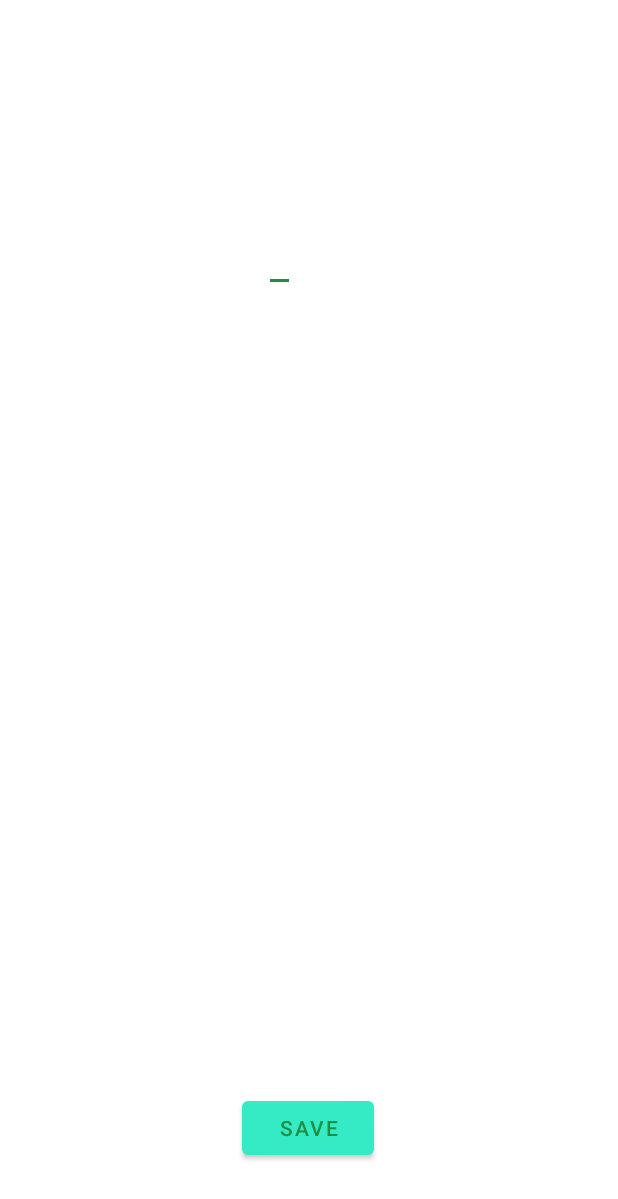
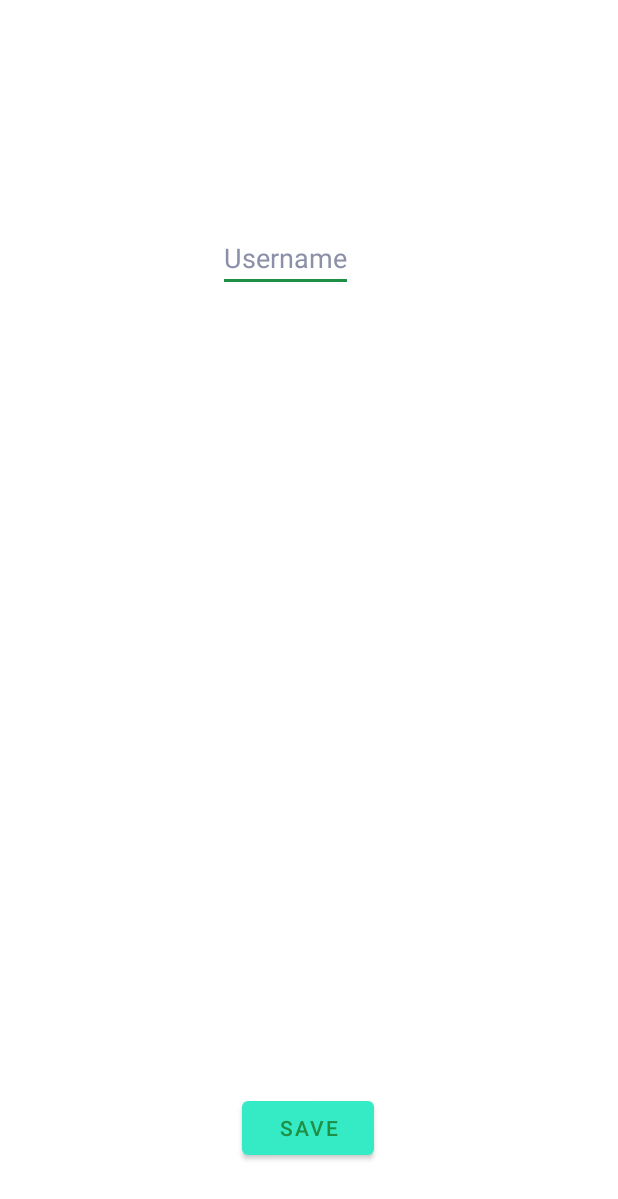
Before and after one commit to hothf/tcalc, an Android app: the layout dialog_user_addedit.xml on its own in the app's theme, with its tools: preview values and no code run, on a phone screen of 412 x 824 dp. Shown: the top 1199 px of the screen. Run offline under Robolectric (Android 15) with nearby library versions, the phone set to English and light mode, and no system bars.

Commit message:
Improve user add edit

```diff
--- a/app/src/main/java/de/ka/jamit/tcalc/ui/home/addedit/HomeAddEditDialogViewModel.kt
+++ b/app/src/main/java/de/ka/jamit/tcalc/ui/home/addedit/HomeAddEditDialogViewModel.kt
@@ -72,7 +72,6 @@ class HomeAddEditDialogViewModel : BaseViewModel() {
         val isValid = keyValidator.isValid(keyText.value) and valueValidator.isValid(valueText.value)
         if (!isValid) return
 
-
         val value = valueText.value?.toFloat() ?: 0.0f
         val key = keyText.value ?: ""
         val timeSpan = timeSpanPosition.value?.let { v ->
--- a/app/src/main/res/layout/dialog_user_addedit.xml
+++ b/app/src/main/res/layout/dialog_user_addedit.xml
@@ -22,7 +22,12 @@
             android:layout_marginStart="8dp"
             android:layout_marginEnd="8dp"
             android:layout_marginBottom="384dp"
+            android:maxLines="1"
+            android:singleLine="true"
+            android:hint="@string/user_hint"
             android:text="@={viewModel.titleText}"
+            app:setError="@{viewModel.titleError}"
+            app:setSelection="@{viewModel.titleSelection}"
             app:layout_constraintBottom_toTopOf="@+id/button"
             app:layout_constraintEnd_toEndOf="parent"
             app:layout_constraintHorizontal_bias="0.448"
--- a/app/src/main/res/values/strings.xml
+++ b/app/src/main/res/values/strings.xml
@@ -9,6 +9,8 @@
 
     <string name="record_key_hint">Entry</string>
     <string name="record_value_hint">0.0</string>
+
+    <string name="user_hint">Username</string>
 
     <string name="export_fallback_name">Export</string>
     <string name="import_fallback_name">Imported User</string>
```
Also changed, not shown: app/src/main/java/de/ka/jamit/tcalc/ui/home/user/addedit/UserAddEditDialogViewModel.kt (+17 -1 lines).
